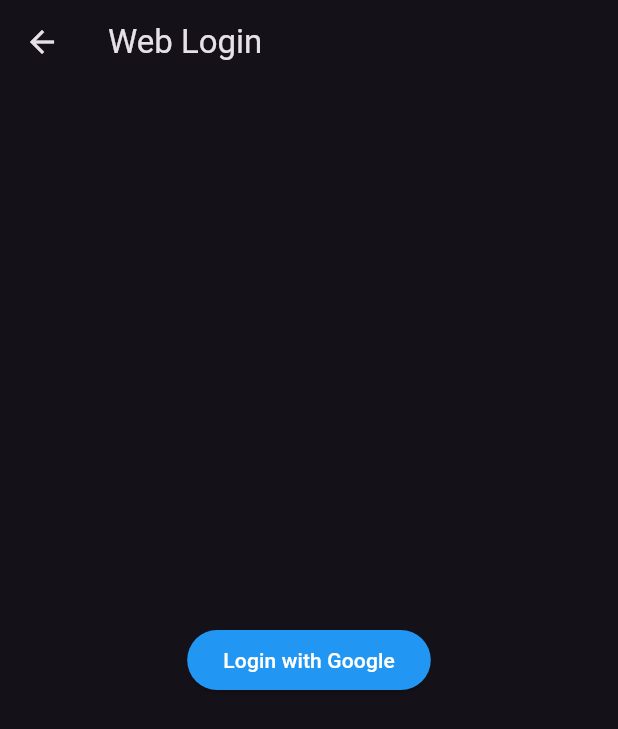
After one commit to ale-russ/kb-tv, a Flutter app: the WebLoginPage screen opened by its route, after a tap on "Login with Google", on a phone screen of 412 x 824 dp. The commit adds this screen. Shown: the top 729 px of the screen. Run offline on Flutter 3.47's test engine with Material 3 defaults, Android fonts, the phone set to English and light mode, and no system bars; our stand-ins replace cloud_firestore, firebase_auth, firebase_core, flutter_riverpod, go_router, google_sign_in and 1 more; accounts and stored records are empty; network calls fail.

Commit message:
working on qr-code login

```diff
--- /dev/null
+++ b/lib/routes/app_routes.dart
@@ -0,0 +1,65 @@
+// import 'package:flutter/material.dart';
+// import 'package:go_router/go_router.dart';
+// import 'package:k_tv/home.dart';
+// import 'package:k_tv/screens/auth_screen.dart';
+// import 'package:k_tv/screens/qr_login_screen.dart';
+
+// class AppRoutes {
+//   final GoRouter router = GoRouter(routes: [
+//     GoRoute(
+//         path: "/",
+//         // name: "auth",
+//         builder: (BuildContext context, GoRouterState state) => AuthScreen(),
+//         routes: [
+//           GoRoute(
+//               path: "/auth",
+//               name: "qr-login",
+//               builder: (context, state) => QrLoginScreen())
+//         ]),
+//     GoRoute(
+//       path: "/home",
+//       name: "home",
+//       builder: (BuildContext context, GoRouterState state) => HomeScreen(),
+//     ),
+//   ]);
+// }
+
+import 'package:go_router/go_router.dart';
+import 'package:k_tv/home.dart';
+import 'package:k_tv/screens/auth_screen.dart';
+import 'package:k_tv/screens/qr_login_screen.dart';
+import 'package:k_tv/screens/web_auth.dart';
+
+class AppRoutes {
+  final GoRouter router = GoRouter(
+    routes: [
+      GoRoute(
+        path: "/",
+        builder: (context, state) => AuthScreen(),
+        routes: [
+          GoRoute(
+            path: "qr-login", // Change from "/auth" to "auth"
+            name: "qr-login",
+            builder: (context, state) {
+              final sessionId = state.uri.queryParameters['session'];
+              return QrLoginScreen(sessionId: sessionId);
+            },
+          ),
+          GoRoute(
+            path: "auth", // Change from "/auth" to "auth"
+            name: "auth",
+            builder: (context, state) {
+              final sessionId = state.uri.queryParameters['session'];
+              return WebLoginPage(sessionId: sessionId);
+            },
+          ),
+        ],
+      ),
+      GoRoute(
+        path: "/home",
+        name: "home",
+        builder: (context, state) => HomeScreen(),
+      ),
+    ],
+  );
+}
--- /dev/null
+++ b/lib/screens/web_auth.dart
@@ -0,0 +1,56 @@
+import 'package:firebase_auth/firebase_auth.dart';
+import 'package:cloud_firestore/cloud_firestore.dart';
+import 'package:flutter/material.dart';
+
+class WebLoginPage extends StatelessWidget {
+  final String? sessionId;
+  const WebLoginPage({this.sessionId, super.key});
+
+  @override
+  Widget build(BuildContext context) {
+    return Scaffold(
+      appBar: AppBar(title: Text("Web Login")),
+      body: Center(
+        child: Column(
+          mainAxisAlignment: MainAxisAlignment.center,
+          children: [
+            ElevatedButton(
+              style: ElevatedButton.styleFrom(backgroundColor: Colors.blue),
+              onPressed: () async {
+                // await FirebaseAuth.instance
+                //     .signInWithPopup(GoogleAuthProvider());
+                // // After login, update Firestore with the userId
+                // await FirebaseFirestore.instance
+                //     .collection("tv_sessions")
+                //     .doc(sessionId!)
+                //     .update({
+                //   "userId": FirebaseAuth.instance.currentUser?.uid,
+                // });
+                // Navigator.of(context).pop(); // Close the web login page
+                UserCredential userCredential = await FirebaseAuth.instance
+                    .signInWithPopup(GoogleAuthProvider());
+
+                if (userCredential.user != null) {
+                  String? idToken = await userCredential.user?.getIdToken();
+
+                  await FirebaseFirestore.instance
+                      .collection('tv_sessions')
+                      .doc(sessionId)
+                      .update({'userId': idToken}); // Store ID token, not UID
+
+                  ScaffoldMessenger.of(context).showSnackBar(SnackBar(
+                      content: Text(
+                          "Successfully Logged in. You can now return to your TV")));
+                }
+              },
+              child: Text(
+                "Login with Google",
+                style: TextStyle(color: Colors.white),
+              ),
+            ),
+          ],
+        ),
+      ),
+    );
+  }
+}
--- a/pubspec.yaml
+++ b/pubspec.yaml
@@ -23,6 +23,8 @@
   flutter_riverpod: ^2.6.1
   google_sign_in: ^6.2.2
   qr_flutter: ^4.1.0
+  url_launcher: ^6.3.1
+  go_router: ^14.8.0
 
 dev_dependencies:
   flutter_test:
```
Also changed, not shown: lib/main.dart (+14 -4 lines), lib/screens/auth_screen.dart (+11 -8 lines), lib/screens/qr_login_screen.dart (+22 -9 lines), firebase.json, lib/firebase_options.dart, pubspec.lock, 16 other files.
